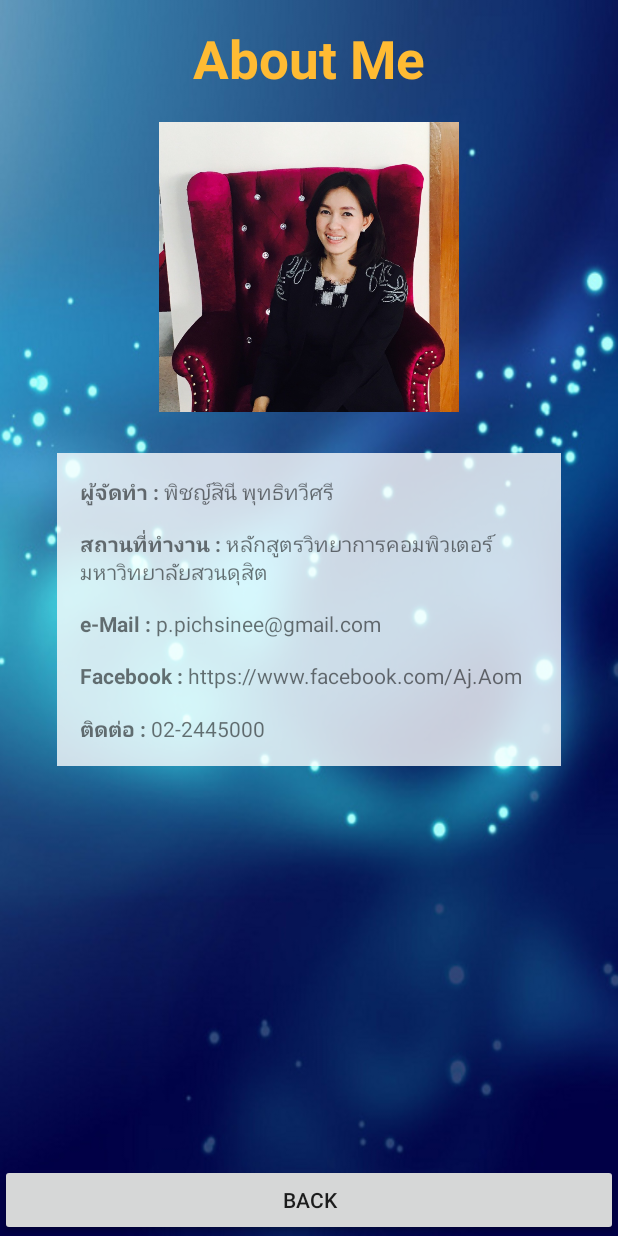
After one commit to pichsinee/MyFirstApp, an Android app: the AboutMe screen opened directly, with no data from a screen before it, on a phone screen of 412 x 824 dp. The commit adds this screen. Run offline under Robolectric (Android 15) with nearby library versions, the phone set to English and light mode, and no system bars.

Commit message:
Test1 Complete

```diff
--- a/app/src/main/AndroidManifest.xml
+++ b/app/src/main/AndroidManifest.xml
@@ -16,6 +16,7 @@
             </intent-filter>
         </activity>
         <activity android:name=".Detail" />
+        <activity android:name=".AboutMe"></activity>
     </application>
 
 </manifest>
--- /dev/null
+++ b/app/src/main/java/comsci/alice/myfirstapp/AboutMe.java
@@ -0,0 +1,33 @@
+package comsci.alice.myfirstapp;
+
+import android.content.Intent;
+import android.net.Uri;
+import android.support.v7.app.AppCompatActivity;
+import android.os.Bundle;
+import android.view.View;
+import android.widget.TextView;
+
+public class AboutMe extends AppCompatActivity {
+
+    @Override
+    protected void onCreate(Bundle savedInstanceState) {
+        super.onCreate(savedInstanceState);
+        setContentView(R.layout.activity_about_me);
+
+        //link to facebook
+        TextView fbTextView = (TextView) findViewById(R.id.txtFacebook);
+        fbTextView.setOnClickListener(new View.OnClickListener() {
+            @Override
+            public void onClick(View view) {
+                Intent fbIntent = new Intent(Intent.ACTION_VIEW);
+                fbIntent.setData(Uri.parse("https://www.facebook.com/Aj.Aom"));
+                startActivity(fbIntent);
+            }
+        });
+
+    }//main method
+
+    public void onClickBack(View view){
+        finish();
+    }
+}   //Main Class
--- a/app/src/main/java/comsci/alice/myfirstapp/MainActivity.java
+++ b/app/src/main/java/comsci/alice/myfirstapp/MainActivity.java
@@ -68,5 +68,9 @@ public class MainActivity extends AppCompatActivity {
 
     }   //Main Method onClickMoreInfo
 
+    public void onClickAboutMe(View view){
+        Intent aboutMeIntent = new Intent(MainActivity.this, AboutMe.class);
+        startActivity(aboutMeIntent);
+    }
 
 }   // Main Class
--- /dev/null
+++ b/app/src/main/res/layout/activity_about_me.xml
@@ -0,0 +1,107 @@
+<?xml version="1.0" encoding="utf-8"?>
+<android.support.constraint.ConstraintLayout xmlns:android="http://schemas.android.com/apk/res/android"
+    xmlns:app="http://schemas.android.com/apk/res-auto"
+    xmlns:tools="http://schemas.android.com/tools"
+    android:layout_width="match_parent"
+    android:layout_height="match_parent"
+    android:background="@drawable/bg8"
+    tools:context="comsci.alice.myfirstapp.AboutMe">
+
+    <TextView
+        android:id="@+id/textView"
+        android:layout_width="wrap_content"
+        android:layout_height="wrap_content"
+        android:layout_marginTop="@dimen/my_margin"
+        android:text="@string/aboutMe"
+        android:textColor="@android:color/holo_orange_light"
+        android:textSize="@dimen/h1"
+        android:textStyle="bold"
+        app:layout_constraintLeft_toLeftOf="parent"
+        app:layout_constraintRight_toRightOf="parent"
+        app:layout_constraintTop_toTopOf="parent" />
+
+    <ImageView
+        android:id="@+id/imageView"
+        android:layout_width="200dp"
+        android:layout_height="200dp"
+        android:layout_marginTop="@dimen/my_margin"
+        app:layout_constraintLeft_toLeftOf="parent"
+        app:layout_constraintRight_toRightOf="parent"
+        app:layout_constraintTop_toBottomOf="@+id/textView"
+        app:srcCompat="@drawable/aom" />
+
+    <Button
+        android:id="@+id/btnBack"
+        android:onClick="onClickBack"
+        android:layout_width="0dp"
+        android:layout_height="wrap_content"
+        android:text="Back"
+        app:layout_constraintBottom_toBottomOf="parent"
+        app:layout_constraintLeft_toLeftOf="parent"
+        app:layout_constraintRight_toRightOf="parent"
+        app:layout_constraintTop_toBottomOf="@+id/scrollView2"
+        app:layout_constraintVertical_bias="1.0" />
+
+    <ScrollView
+        android:layout_width="336dp"
+        android:layout_height="0dp"
+        android:layout_marginTop="24dp"
+        android:background="#c8ffffff"
+        app:layout_constraintLeft_toLeftOf="parent"
+        app:layout_constraintRight_toRightOf="parent"
+        app:layout_constraintTop_toBottomOf="@+id/imageView"
+        android:id="@+id/scrollView2">
+
+        <LinearLayout
+            android:layout_width="match_parent"
+            android:layout_height="wrap_content"
+            android:orientation="vertical">
+
+            <TextView
+                android:id="@+id/textView2"
+                android:layout_width="match_parent"
+                android:layout_height="wrap_content"
+                android:layout_marginLeft="@dimen/my_margin"
+                android:layout_marginTop="@dimen/my_margin"
+                android:text="@string/my_name"
+                android:textSize="@dimen/h3" />
+
+            <TextView
+                android:id="@+id/textView3"
+                android:layout_width="match_parent"
+                android:layout_height="wrap_content"
+                android:layout_marginLeft="@dimen/my_margin"
+                android:layout_marginTop="@dimen/my_margin"
+                android:text="@string/my_workplace"
+                android:textSize="@dimen/h3" />
+
+            <TextView
+                android:id="@+id/txtEmail"
+                android:layout_width="match_parent"
+                android:layout_height="wrap_content"
+                android:layout_marginLeft="@dimen/my_margin"
+                android:layout_marginTop="@dimen/my_margin"
+                android:text="@string/my_email"
+                android:textSize="@dimen/h3" />
+
+            <TextView
+                android:id="@+id/txtFacebook"
+                android:layout_width="match_parent"
+                android:layout_height="wrap_content"
+                android:layout_marginLeft="@dimen/my_margin"
+                android:layout_marginTop="@dimen/my_margin"
+                android:text="@string/my_facebook"
+                android:textSize="@dimen/h3" />
+
+            <TextView
+                android:id="@+id/txtTel"
+                android:layout_width="match_parent"
+                android:layout_height="wrap_content"
+                android:layout_marginBottom="@dimen/my_margin"
+                android:layout_marginLeft="@dimen/my_margin"
+                android:layout_marginTop="@dimen/my_margin"
+                android:text="@string/my_tel"
+                android:textSize="@dimen/h3" />
+        </LinearLayout>
+    </ScrollView>
+</android.support.constraint.ConstraintLayout>
--- a/app/src/main/res/layout/activity_main.xml
+++ b/app/src/main/res/layout/activity_main.xml
@@ -43,6 +43,7 @@
 
         <Button
             android:id="@+id/btnAboutMe"
+            android:onClick="onClickAboutMe"
             android:layout_width="wrap_content"
             android:layout_height="wrap_content"
             android:layout_weight="1"
--- a/app/src/main/res/values/dimens.xml
+++ b/app/src/main/res/values/dimens.xml
@@ -10,5 +10,6 @@
     <dimen name="my_margin">15dp</dimen>
     <dimen name="my_icon">120dp</dimen>
     <dimen name="my_picture">150dp</dimen>
+    <dimen name="my_image">200dp</dimen>
 
 </resources>
--- a/app/src/main/res/values/strings.xml
+++ b/app/src/main/res/values/strings.xml
@@ -7,6 +7,9 @@
 
     <string name="my_name"><b>ผู้จัดทำ : </b>พิชญ์สินี พุทธิทวีศรี</string>
     <string name="my_workplace"><b>สถานที่ทำงาน : </b>หลักสูตรวิทยาการคอมพิวเตอร์ มหาวิทยาลัยสวนดุสิต</string>
+    <string name="my_tel"><b>ติดต่อ : </b>02-2445000</string>
+    <string name="my_email"><b>e-Mail : </b>p.pichsinee@gmail.com</string>
+    <string name="my_facebook"><b>Facebook : </b>https://www.facebook.com/Aj.Aom</string>
 
 
 </resources>
```
